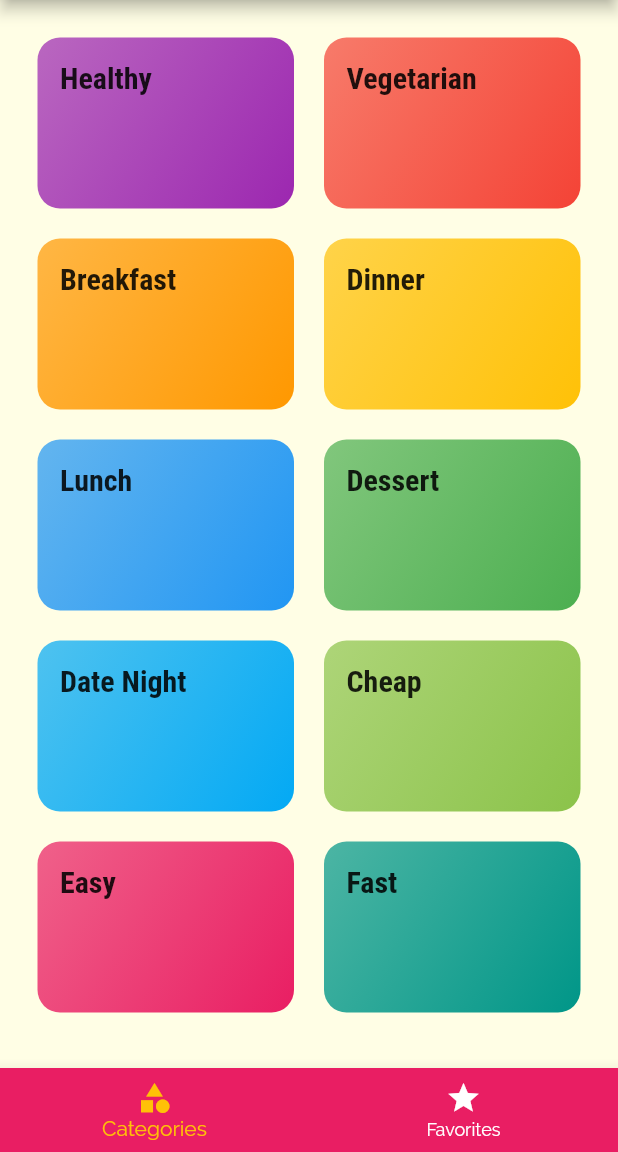
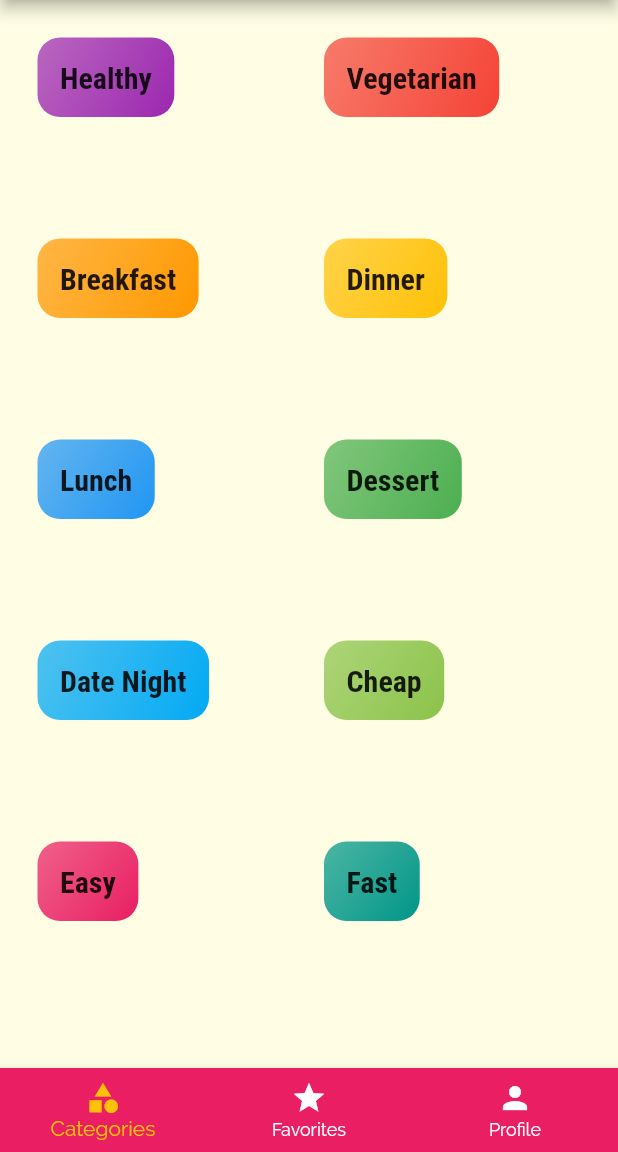
Before and after one commit to Glaoui/cook_book, a Flutter app: the TabsScreen screen opened directly with empty values, on a phone screen of 412 x 824 dp, the part 84-1236 px from its top. Run offline on Flutter 3.47's test engine with Material 2 defaults, Android fonts, the phone set to English and light mode, and no system bars.

Commit message:
Version 4: Liaison des interfaces

```diff
--- a/lib/Screens/categories_screen.dart
+++ b/lib/Screens/categories_screen.dart
@@ -6,7 +6,8 @@ import '../widgets/category_item.dart';
 class CategoriesScreen extends StatelessWidget {
   @override
   Widget build(BuildContext context) {
-    return GridView(
+    return Scaffold(
+      body: GridView(
         padding: const EdgeInsets.all(25),
         children: DUMMY_CATEGORIES
             .map(
@@ -23,6 +24,7 @@ class CategoriesScreen extends StatelessWidget {
           crossAxisSpacing: 20,
           mainAxisSpacing: 20,
         ),
+      ),
     );
   }
 }
--- a/lib/Screens/tabs_screen.dart
+++ b/lib/Screens/tabs_screen.dart
@@ -1,4 +1,5 @@
 import 'package:flutter/material.dart';
+import 'package:flutter_auth/Screens/profile.dart';
 
 import '../widgets/main_drawer.dart';
 import './favorites_screen.dart';
@@ -29,6 +30,10 @@ class _TabsScreenState extends State<TabsScreen> {
       {
         'page': FavoritesScreen(widget.favoriteMeals),
         'title': 'Your Favorite',
+      },
+      {
+        'page': ProfilePage(),
+        'title': 'Your Profile',
       },
     ];
     super.initState();
@@ -66,6 +71,11 @@ class _TabsScreenState extends State<TabsScreen> {
             icon: Icon(Icons.star),
             title: Text('Favorites'),
           ),
+          BottomNavigationBarItem(
+            backgroundColor: Theme.of(context).primaryColor,
+            icon: Icon(Icons.person),
+            title: Text('Profile'),
+          ),
         ],
       ),
     );
--- a/lib/main.dart
+++ b/lib/main.dart
@@ -95,14 +95,14 @@ class _MyAppState extends State<MyApp> {
             )),
       ),
       // home: CategoriesScreen(),
-      initialRoute: '/', // default is '/'
       routes: {
-        '/': (ctx) => TabsScreen(_favoriteMeals),
+        TabsScreen.routeName: (ctx) => TabsScreen(_favoriteMeals),
         CategoryMealsScreen.routeName: (ctx) =>
             CategoryMealsScreen(_availableMeals),
         MealDetailScreen.routeName: (ctx) =>
             MealDetailScreen(_toggleFavorite, _isMealFavorite),
         FiltersScreen.routeName: (ctx) => FiltersScreen(_filters, _setFilters),
+        Home_wid.routeName: (ctx) => Home_wid(_favoriteMeals),
       },
       onGenerateRoute: (settings) {
         print(settings.arguments);
@@ -115,7 +115,7 @@ class _MyAppState extends State<MyApp> {
       },
       onUnknownRoute: (settings) {
         return MaterialPageRoute(
-          builder: (ctx) => CategoriesScreen(),
+          builder: (ctx) => SplashScreen(),
         );
       },
     );
--- a/lib/widgets/category_item.dart
+++ b/lib/widgets/category_item.dart
@@ -21,7 +21,8 @@ class CategoryItem extends StatelessWidget {
 
   @override
   Widget build(BuildContext context) {
-    return InkWell(
+    return Scaffold(
+      body: InkWell(
         onTap: () => selectCategory(context),
         splashColor: Theme.of(context).primaryColor,
         borderRadius: BorderRadius.circular(15),
@@ -43,6 +44,7 @@ class CategoryItem extends StatelessWidget {
             borderRadius: BorderRadius.circular(15),
           ),
         ),
+      ),
     );
   }
 }
--- a/lib/widgets/main_drawer.dart
+++ b/lib/widgets/main_drawer.dart
@@ -1,4 +1,5 @@
 import 'package:flutter/material.dart';
+import 'package:flutter_auth/Screens/tabs_screen.dart';
 
 import '../Screens/filters_screen.dart';
 
@@ -44,7 +45,7 @@ class MainDrawer extends StatelessWidget {
             height: 20,
           ),
           buildListTile('Meals', Icons.restaurant, () {
-            Navigator.of(context).pushReplacementNamed('/');
+            Navigator.of(context).pushReplacementNamed(TabsScreen.routeName);
           }),
           buildListTile('Filters', Icons.settings, () {
             Navigator.of(context).pushReplacementNamed(FiltersScreen.routeName);
```
Also changed, not shown: lib/Screens/login.dart (+5 -2 lines), lib/UI/nav_bar.dart (+56 -26 lines), pubspec.yaml (+8 -2 lines), pubspec.lock. Lines whose indentation alone changed are shown as unchanged.
